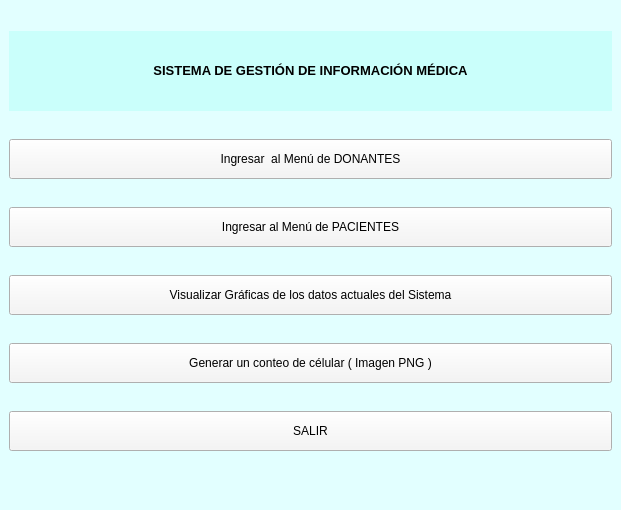
First picture: the form in menu_principal.ui, repository mcewenar/PROY_FINAL_BIOING_II, before the edit.
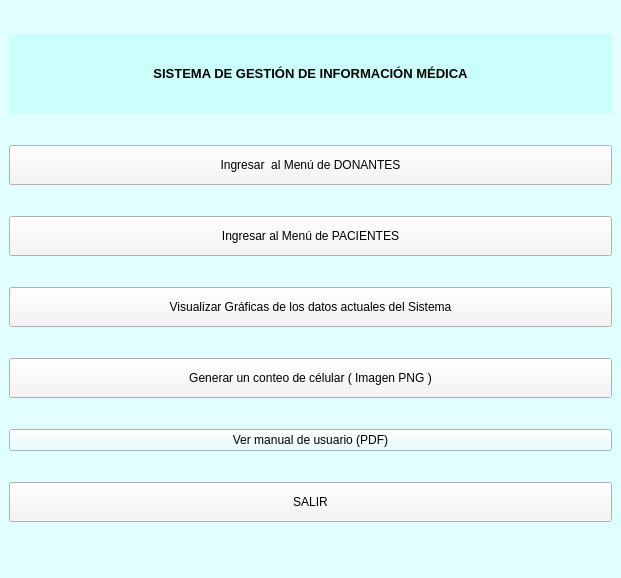
Second picture: the form after the edit.

Commit message: Final commit: update manual user 1.3

What changed in the file:
```diff
--- a/menu_principal.ui
+++ b/menu_principal.ui
@@ -7,7 +7,7 @@
     <x>0</x>
     <y>0</y>
     <width>621</width>
-    <height>510</height>
+    <height>578</height>
    </rect>
   </property>
   <property name="windowTitle">
@@ -34,8 +34,8 @@
       </property>
      </widget>
     </item>
-    <item row="4" column="0">
-     <widget class="QPushButton" name="BotonIngresoDon">
+    <item row="6" column="0">
+     <widget class="QPushButton" name="BotonGraficos">
       <property name="minimumSize">
        <size>
         <width>0</width>
@@ -46,7 +46,7 @@
        <string notr="true">background-color: rgb(245, 245, 245);</string>
       </property>
       <property name="text">
-       <string>Ingresar  al Menú de DONANTES</string>
+       <string>Visualizar Gráficas de los datos actuales del Sistema</string>
       </property>
      </widget>
     </item>
@@ -66,38 +66,6 @@
       </property>
      </widget>
     </item>
-    <item row="8" column="0">
-     <widget class="QPushButton" name="BotonSalir">
-      <property name="minimumSize">
-       <size>
-        <width>0</width>
-        <height>40</height>
-       </size>
-      </property>
-      <property name="styleSheet">
-       <string notr="true">background-color: rgb(245, 245, 245);</string>
-      </property>
-      <property name="text">
-       <string>SALIR</string>
-      </property>
-     </widget>
-    </item>
-    <item row="6" column="0">
-     <widget class="QPushButton" name="BotonGraficos">
-      <property name="minimumSize">
-       <size>
-        <width>0</width>
-        <height>40</height>
-       </size>
-      </property>
-      <property name="styleSheet">
-       <string notr="true">background-color: rgb(245, 245, 245);</string>
-      </property>
-      <property name="text">
-       <string>Visualizar Gráficas de los datos actuales del Sistema</string>
-      </property>
-     </widget>
-    </item>
     <item row="7" column="0">
      <widget class="QPushButton" name="BotonConteoCelular">
       <property name="minimumSize">
@@ -114,6 +82,45 @@
       </property>
      </widget>
     </item>
+    <item row="4" column="0">
+     <widget class="QPushButton" name="BotonIngresoDon">
+      <property name="minimumSize">
+       <size>
+        <width>0</width>
+        <height>40</height>
+       </size>
+      </property>
+      <property name="styleSheet">
+       <string notr="true">background-color: rgb(245, 245, 245);</string>
+      </property>
+      <property name="text">
+       <string>Ingresar  al Menú de DONANTES</string>
+      </property>
+     </widget>
+    </item>
+    <item row="8" column="0">
+     <widget class="QPushButton" name="BotonVerManual">
+      <property name="text">
+       <string>Ver manual de usuario (PDF)</string>
+      </property>
+     </widget>
+    </item>
+    <item row="9" column="0">
+     <widget class="QPushButton" name="BotonSalir">
+      <property name="minimumSize">
+       <size>
+        <width>0</width>
+        <height>40</height>
+       </size>
+      </property>
+      <property name="styleSheet">
+       <string notr="true">background-color: rgb(245, 245, 245);</string>
+      </property>
+      <property name="text">
+       <string>SALIR</string>
+      </property>
+     </widget>
+    </item>
    </layout>
   </widget>
   <widget class="QMenuBar" name="menubar">
```
The commit also changes 4 other files.
